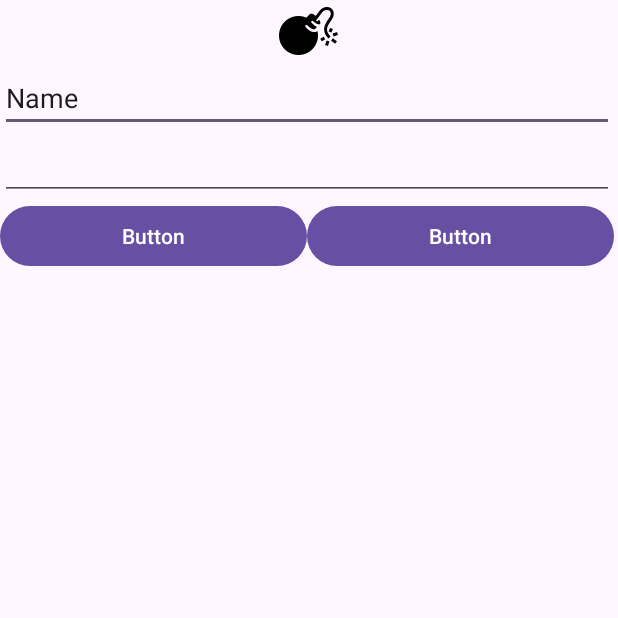
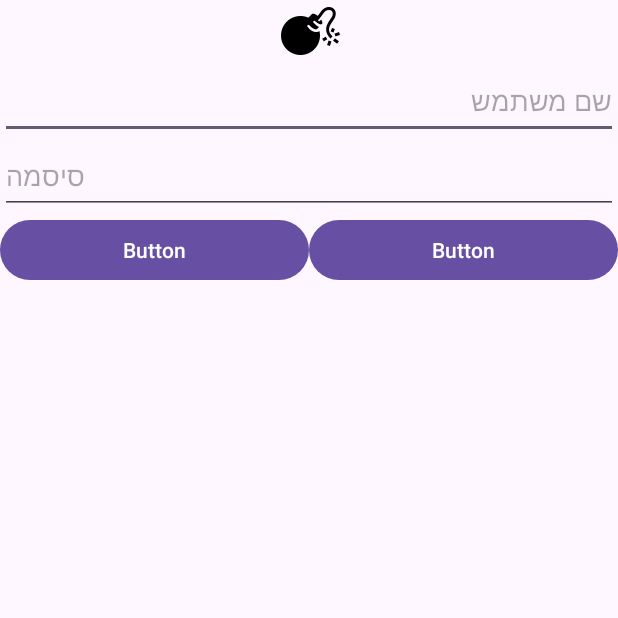
Before and after one commit to YoshiButNerd/ArMineSweeperProject, an Android app: the login screen opened directly, with no data from a screen before it, on a phone screen of 412 x 824 dp, the top half of it. Run offline under Robolectric (Android 15) with nearby library versions, the phone set to English and light mode, and no system bars.

```diff
--- a/app/src/main/res/layout/activity_login.xml
+++ b/app/src/main/res/layout/activity_login.xml
@@ -8,8 +8,8 @@
     tools:context=".login">
 
     <LinearLayout
-        android:layout_width="409dp"
-        android:layout_height="729dp"
+        android:layout_width="match_parent"
+        android:layout_height="match_parent"
         android:orientation="vertical"
         tools:layout_editor_absoluteX="1dp"
         tools:layout_editor_absoluteY="1dp">
@@ -23,17 +23,18 @@
         <EditText
             android:id="@+id/editTextText"
             android:layout_width="match_parent"
-            android:layout_height="wrap_content"
+            android:layout_height="50dp"
             android:ems="10"
             android:inputType="text"
-            android:text="Name" />
+            android:hint="שם משתמש"/>
 
         <EditText
             android:id="@+id/editTextTextPassword"
             android:layout_width="match_parent"
-            android:layout_height="wrap_content"
+            android:layout_height="50dp"
             android:ems="10"
-            android:inputType="textPassword" />
+            android:inputType="textPassword"
+            android:hint="סיסמה"/>
 
         <LinearLayout
             android:layout_width="match_parent"
```
